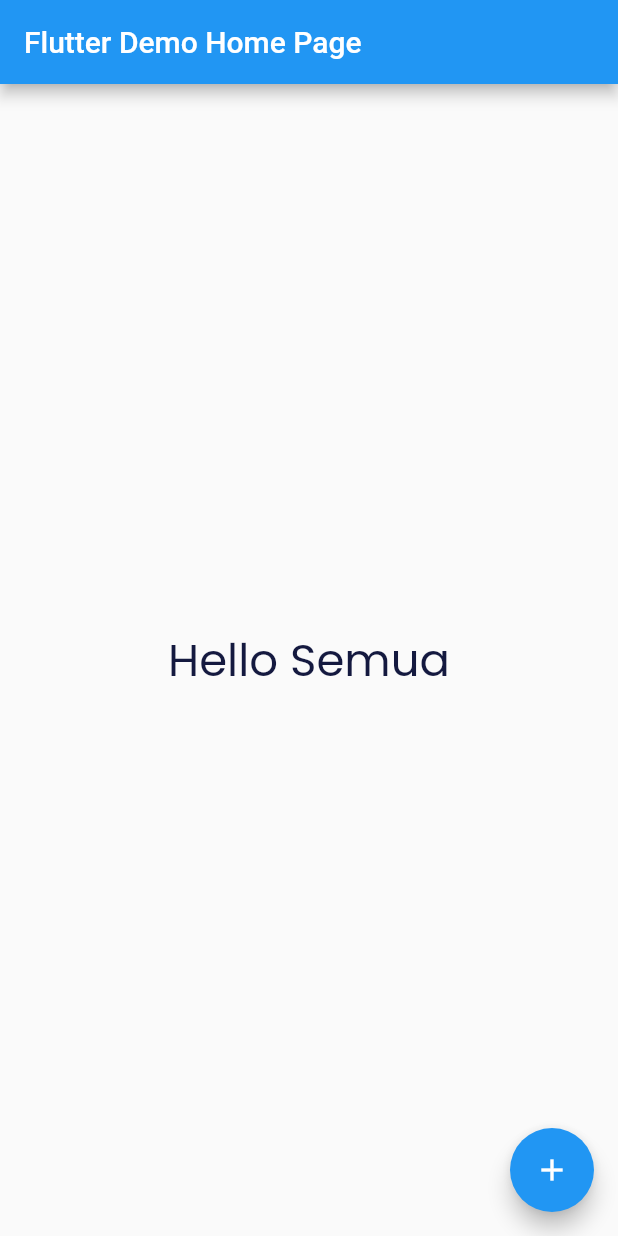
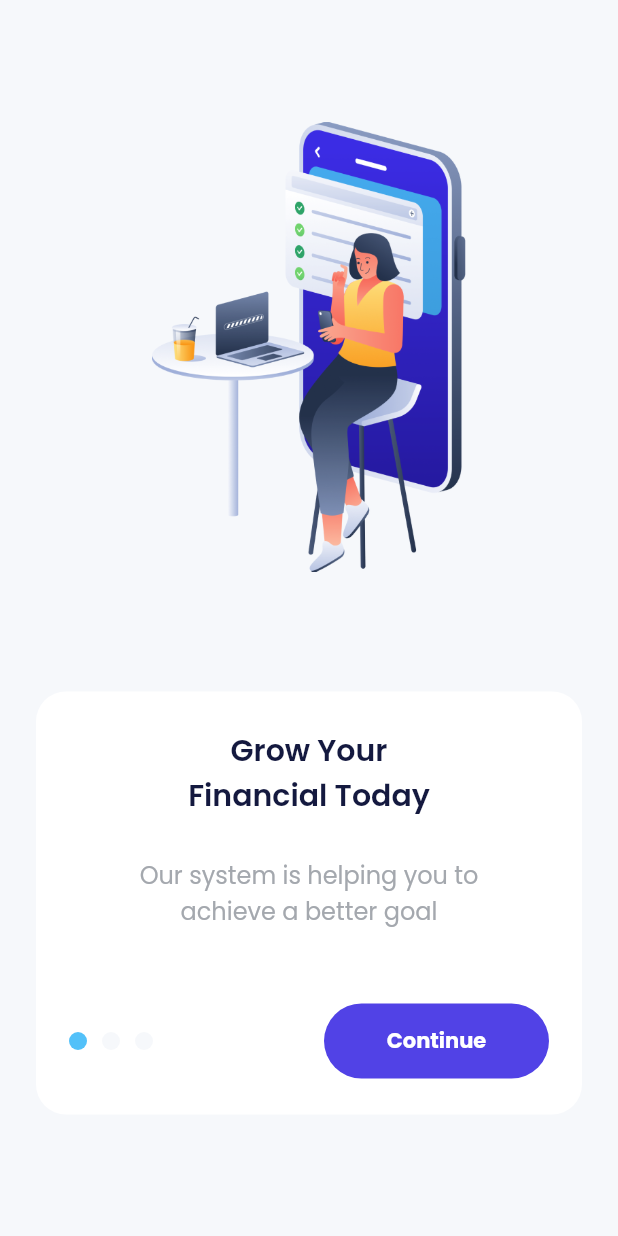
Before and after one commit to irfanzidniofficial/flutter_bank_sha_e_money_apps, a Flutter app: the screen it shows after launch, on a phone screen of 412 x 824 dp. Run offline on Flutter 3.47's test engine with Material 2 defaults, Android fonts, the light colour scheme and no system bars; drawn by our look-alikes of carousel_slider; our stand-ins replace google_fonts.

Commit message:
onboarding page

```diff
--- a/lib/main.dart
+++ b/lib/main.dart
@@ -1,72 +1,16 @@
 import 'package:flutter/material.dart';
-import 'package:flutter_bank_sha_e_money_apps/shared/theme.dart';
+import 'package:flutter_bank_sha_e_money_apps/ui/pages/splash_page.dart';
 
-void main() {
-  runApp(const MyApp());
-}
+void main() => runApp(const MyApp());
 
 class MyApp extends StatelessWidget {
   const MyApp({super.key});
 
-  // This widget is the root of your application.
   @override
   Widget build(BuildContext context) {
-    return MaterialApp(
-      title: 'Flutter Demo',
-      theme: ThemeData(
-        primarySwatch: Colors.blue,
-      ),
-      home: const MyHomePage(title: 'Flutter Demo Home Page'),
+    return const MaterialApp(
+      debugShowCheckedModeBanner: false,
+      home: SplashPage(),
     );
   }
 }
-
-class MyHomePage extends StatefulWidget {
-  const MyHomePage({super.key, required this.title});
-
-  final String title;
-
-  @override
-  State<MyHomePage> createState() => _MyHomePageState();
-}
-
-class _MyHomePageState extends State<MyHomePage> {
-  int _counter = 0;
-
-  void _incrementCounter() {
-    setState(() {
-      _counter++;
-    });
-  }
-
-  @override
-  Widget build(BuildContext context) {
-    // This method is rerun every time setState is called, for instance as done
-    // by the _incrementCounter method above.
-    //
-    // The Flutter framework has been optimized to make rerunning build methods
-    // fast, so that you can just rebuild anything that needs updating rather
-    // than having to individually change instances of widgets.
-    return Scaffold(
-      appBar: AppBar(
-        // Here we take the value from the MyHomePage object that was created by
-        // the App.build method, and use it to set our appbar title.
-        title: Text(widget.title),
-      ),
-      body: Center(
-          // Center is a layout widget. It takes a single child and positions it
-          // in the middle of the parent.
-          child: Text(
-        'Hello Semua',
-        style: blackTextStyle.copyWith(
-          fontSize: 30,
-        ),
-      )),
-      floatingActionButton: FloatingActionButton(
-        onPressed: _incrementCounter,
-        tooltip: 'Increment',
-        child: const Icon(Icons.add),
-      ), // This trailing comma makes auto-formatting nicer for build methods.
-    );
-  }
-}
--- /dev/null
+++ b/lib/ui/pages/onboarding_page.dart
@@ -0,0 +1,215 @@
+import 'package:carousel_slider/carousel_slider.dart';
+import 'package:flutter/material.dart';
+import 'package:flutter_bank_sha_e_money_apps/shared/theme.dart';
+
+class OnboardingPage extends StatefulWidget {
+  const OnboardingPage({super.key});
+
+  @override
+  State<OnboardingPage> createState() => _OnboardingPageState();
+}
+
+class _OnboardingPageState extends State<OnboardingPage> {
+  int currentIndex = 0;
+  CarouselController carouselController = CarouselController();
+  List<String> titles = [
+    'Grow Your\nFinancial Today',
+    'Build From\nZero to Freedom',
+    'Start Together',
+  ];
+  List<String> subtitles = [
+    'Our system is helping you to\nachieve a better goal',
+    'We provide tips for you so that\nyou can adapt easier',
+    'We will guide you to where\nyou wanted it too',
+  ];
+
+  @override
+  Widget build(BuildContext context) {
+    return Scaffold(
+      backgroundColor: lightBackgroundColor,
+      body: Center(
+        child: Column(
+          mainAxisAlignment: MainAxisAlignment.center,
+          children: [
+            CarouselSlider(
+              items: [
+                Image.asset(
+                  'assets/img_onboarding1.png',
+                  height: 300,
+                ),
+                Image.asset(
+                  'assets/img_onboarding2.png',
+                  height: 300,
+                ),
+                Image.asset(
+                  'assets/img_onboarding3.png',
+                  height: 300,
+                )
+              ],
+              options: CarouselOptions(
+                height: 300,
+                viewportFraction: 1,
+                enableInfiniteScroll: false,
+                onPageChanged: ((index, reason) {
+                  setState(() {
+                    currentIndex = index;
+                  });
+                }),
+              ),
+              carouselController: carouselController,
+            ),
+            const SizedBox(
+              height: 80,
+            ),
+            Container(
+              margin: const EdgeInsets.symmetric(
+                horizontal: 24,
+              ),
+              padding: const EdgeInsets.symmetric(
+                horizontal: 22,
+                vertical: 24,
+              ),
+              decoration: BoxDecoration(
+                color: whiteColor,
+                borderRadius: BorderRadius.circular(20),
+              ),
+              child: Column(
+                children: [
+                  Text(
+                    titles[currentIndex],
+                    style: blackTextStyle.copyWith(
+                      fontSize: 20,
+                      fontWeight: semiBold,
+                    ),
+                    textAlign: TextAlign.center,
+                  ),
+                  const SizedBox(
+                    height: 26,
+                  ),
+                  Text(
+                    subtitles[currentIndex],
+                    style: greyTextStyle.copyWith(
+                      fontSize: 16,
+                    ),
+                    textAlign: TextAlign.center,
+                  ),
+                  SizedBox(
+                    height: currentIndex == 2 ? 38 : 50,
+                  ),
+                  currentIndex == 2
+                      ? Column(
+                          children: [
+                            SizedBox(
+                              width: double.infinity,
+                              height: 50,
+                              child: TextButton(
+                                onPressed: () {
+                                  carouselController.nextPage();
+                                },
+                                style: TextButton.styleFrom(
+                                  backgroundColor: purpleColor,
+                                  shape: RoundedRectangleBorder(
+                                    borderRadius: BorderRadius.circular(56),
+                                  ),
+                                ),
+                                child: Text(
+                                  'Get Started',
+                                  style: whiteTextStyle.copyWith(
+                                    fontWeight: FontWeight.bold,
+                                  ),
+                                ),
+                              ),
+                            ),
+                            const SizedBox(height: 20),
+                            SizedBox(
+                              width: double.infinity,
+                              height: 24,
+                              child: TextButton(
+                                onPressed: () {},
+                                style: TextButton.styleFrom(
+                                  padding: EdgeInsets.zero,
+                                ),
+                                child: Text(
+                                  'Sign In',
+                                  style: greyTextStyle.copyWith(
+                                    fontSize: 16,
+                                  ),
+                                ),
+                              ),
+                            )
+                          ],
+                        )
+                      : Row(
+                          children: [
+                            Container(
+                              width: 12,
+                              height: 12,
+                              margin: const EdgeInsets.only(
+                                right: 10,
+                              ),
+                              decoration: BoxDecoration(
+                                shape: BoxShape.circle,
+                                color: currentIndex == 0
+                                    ? blueColor
+                                    : lightBackgroundColor,
+                              ),
+                            ),
+                            Container(
+                              width: 12,
+                              height: 12,
+                              margin: const EdgeInsets.only(
+                                right: 10,
+                              ),
+                              decoration: BoxDecoration(
+                                shape: BoxShape.circle,
+                                color: currentIndex == 1
+                                    ? blueColor
+                                    : lightBackgroundColor,
+                              ),
+                            ),
+                            Container(
+                              width: 12,
+                              height: 12,
+                              margin: const EdgeInsets.only(
+                                right: 10,
+                              ),
+                              decoration: BoxDecoration(
+                                shape: BoxShape.circle,
+                                color: currentIndex == 2
+                                    ? blueColor
+                                    : lightBackgroundColor,
+                              ),
+                            ),
+                            const Spacer(),
+                            SizedBox(
+                              width: 150,
+                              height: 50,
+                              child: TextButton(
+                                onPressed: () {
+                                  carouselController.nextPage();
+                                },
+                                style: TextButton.styleFrom(
+                                  backgroundColor: purpleColor,
+                                  shape: RoundedRectangleBorder(
+                                    borderRadius: BorderRadius.circular(56),
+                                  ),
+                                ),
+                                child: Text(
+                                  'Continue',
+                                  style: whiteTextStyle.copyWith(
+                                    fontWeight: FontWeight.bold,
+                                  ),
+                                ),
+                              ),
+                            ),
+                          ],
+                        )
+                ],
+              ),
+            )
+          ],
+        ),
+      ),
+    );
+  }
+}
--- /dev/null
+++ b/lib/ui/pages/splash_page.dart
@@ -0,0 +1,48 @@
+import 'dart:async';
+
+import 'package:flutter/material.dart';
+import 'package:flutter_bank_sha_e_money_apps/shared/theme.dart';
+import 'package:flutter_bank_sha_e_money_apps/ui/pages/onboarding_page.dart';
+
+class SplashPage extends StatefulWidget {
+  const SplashPage({super.key});
+
+  @override
+  State<SplashPage> createState() => _SplashPageState();
+}
+
+class _SplashPageState extends State<SplashPage> {
+  @override
+  void initState() {
+    super.initState();
+
+    Timer(const Duration(seconds: 2), () {
+      Navigator.push(
+        context,
+        MaterialPageRoute(
+          builder: (context) => const OnboardingPage(),
+        ),
+      );
+    });
+  }
+
+  @override
+  Widget build(BuildContext context) {
+    return Scaffold(
+      backgroundColor: darkBackgroundColor,
+      body: Center(
+        child: Container(
+          width: 155,
+          height: 50,
+          decoration: const BoxDecoration(
+            image: DecorationImage(
+              image: AssetImage(
+                'assets/img_logo_dark.png',
+              ),
+            ),
+          ),
+        ),
+      ),
+    );
+  }
+}
--- a/pubspec.yaml
+++ b/pubspec.yaml
@@ -33,6 +33,7 @@ dependencies:
     sdk: flutter
   cupertino_icons: ^1.0.2
   google_fonts: ^3.0.1
+  carousel_slider: ^4.2.1
 
 dev_dependencies:
   flutter_test:
```
Also changed, not shown: pubspec.lock.
